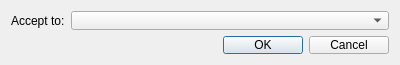
Qt form ui/formatacceptingdialog.ui (snip89/wsnsim-postprocessor) before a commit.
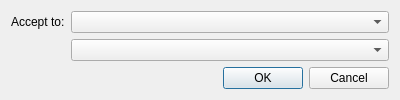
The same form after that commit.

Commit message: selection argument befor add format

Diff of the .ui file:
```diff
--- a/ui/formatacceptingdialog.ui
+++ b/ui/formatacceptingdialog.ui
@@ -7,19 +7,19 @@
     <x>0</x>
     <y>0</y>
     <width>400</width>
-    <height>65</height>
+    <height>100</height>
    </rect>
   </property>
   <property name="minimumSize">
    <size>
     <width>400</width>
-    <height>65</height>
+    <height>100</height>
    </size>
   </property>
   <property name="maximumSize">
    <size>
     <width>400</width>
-    <height>65</height>
+    <height>100</height>
    </size>
   </property>
   <property name="windowTitle">
@@ -54,6 +54,9 @@
      <item row="0" column="1">
       <widget class="QComboBox" name="acceptionComboBox"/>
      </item>
+     <item row="1" column="1">
+      <widget class="QComboBox" name="acceptionArgComboBox"/>
+     </item>
     </layout>
    </item>
   </layout>
```
The commit also changes 2 other files.
